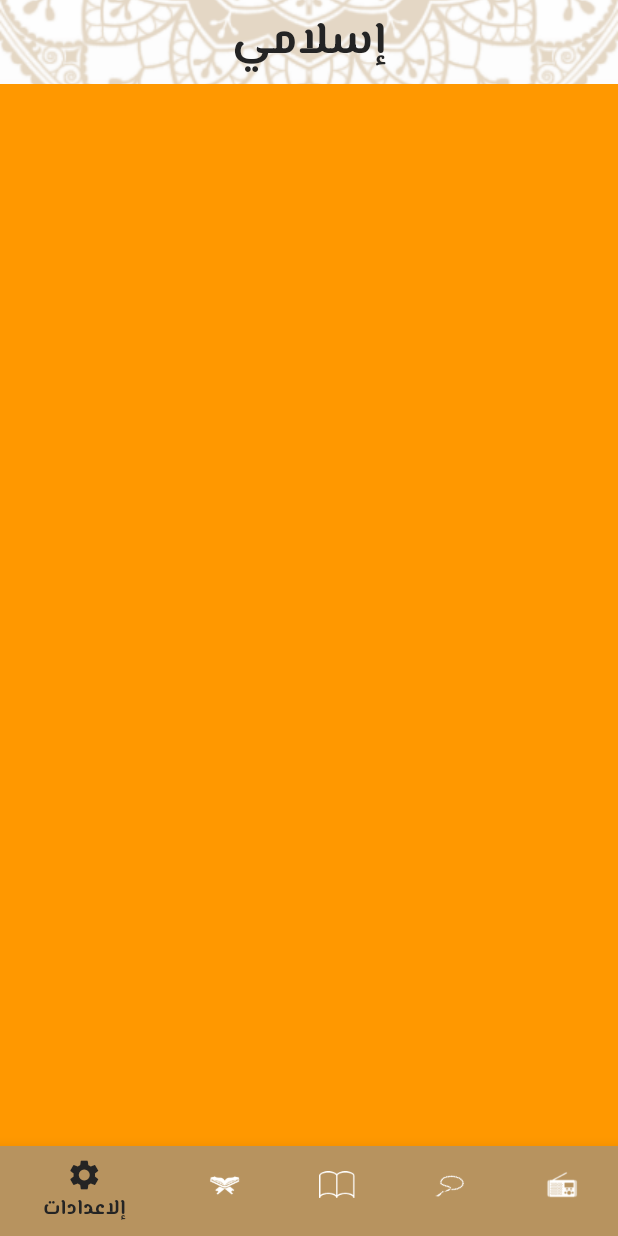
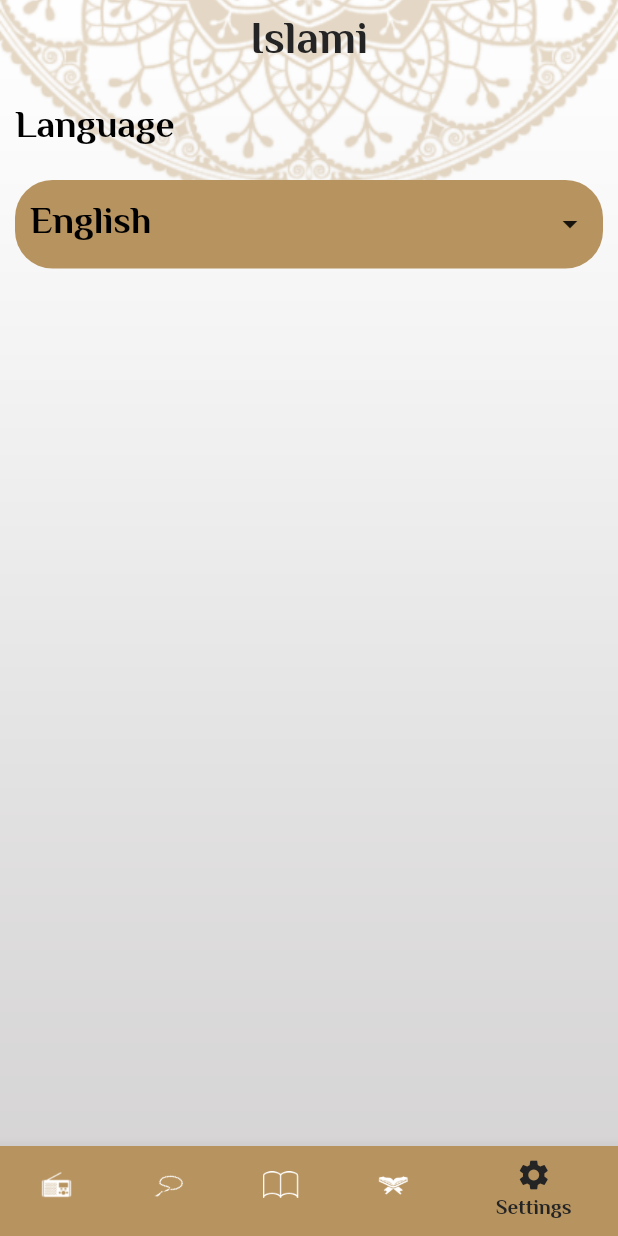
Before and after one commit to Menna265/islami_c9_friday, a Flutter app: the screen it shows after launch, item 5 of the bottom bar chosen, on a phone screen of 412 x 824 dp. Run offline on Flutter 3.47's test engine with Material 2 defaults, Android fonts, the phone set to English and light mode, and no system bars; our stand-ins replace google_fonts; generated files the repository leaves out were written again.

Commit message:
make localization for all screen

```diff
--- a/lib/l10n/app_ar.arb
+++ b/lib/l10n/app_ar.arb
@@ -8,5 +8,11 @@
   "sura_name": "اسم السورة",
   "hadeth_name": "اسم الحديث",
   "sebha": "عدد التسبيحات",
-  "holy": "إذاعة القرأن الكريم"
+  "holy": "إذاعة القرأن الكريم",
+  "language": "اللغة",
+  "english": "الانجليزية",
+  "arabic": "العربية",
+  "light": "مضئ",
+  "dark": "ليلي",
+  "theme": "النمط"
 }
--- a/lib/l10n/app_en.arb
+++ b/lib/l10n/app_en.arb
@@ -8,5 +8,11 @@
   "sura_name": "Sura Name",
   "hadeth_name": "Hadeth Name",
   "sebha": "Number Of Praises",
-  "holy": "Holy Quran Radio"
+  "holy": "Holy Quran Radio",
+  "language": "Language",
+  "english": "English",
+  "arabic": "Arabic",
+  "light": "Light",
+  "dark": "Dark",
+  "theme": "Theme"
 }
--- a/lib/main.dart
+++ b/lib/main.dart
@@ -3,17 +3,22 @@
 import 'package:google_fonts/google_fonts.dart';
 import 'package:islami_c9/home_screen.dart';
 import 'package:islami_c9/my_theme_data.dart';
+import 'package:islami_c9/providers/app_config_provider.dart';
 import 'package:islami_c9/sura_details.dart';
+import 'package:provider/provider.dart';
 import 'hadeth_details.dart';
 import 'package:flutter_gen/gen_l10n/app_localizations.dart';
 
 
 void main(){
-  runApp(MyApp());
+  runApp(ChangeNotifierProvider(
+      create: (context) =>AppConfigProvider(),
+  child: MyApp()));
 }
 class MyApp extends StatelessWidget{
   @override
   Widget build(BuildContext context) {
+    var provider=Provider.of<AppConfigProvider>(context);
    return MaterialApp(
      debugShowCheckedModeBanner: false,
      initialRoute: HomeScreen.routeName,
@@ -29,7 +34,9 @@
 
        localizationsDelegates: AppLocalizations.localizationsDelegates,
        supportedLocales: AppLocalizations.supportedLocales,
-     locale: Locale('ar'),
+     locale: Locale(provider.appLanguage),
+     themeMode: ThemeMode.dark,
+
    );
 
   }
--- a/lib/my_theme_data.dart
+++ b/lib/my_theme_data.dart
@@ -30,5 +30,34 @@
         unselectedItemColor: Colors.white,
       ));
 
-  static ThemeData darkTheme = ThemeData();
+
+  static Color primaryDark = Color(0xFF141A2E);
+
+  static ThemeData darkTheme = ThemeData(
+    primaryColor: primaryDark,
+
+      scaffoldBackgroundColor: Colors.transparent,
+      textTheme: TextTheme(
+        bodySmall: GoogleFonts.elMessiri(
+            fontSize: 20, fontWeight: FontWeight.w400, color: blackColor),
+        bodyMedium: GoogleFonts.elMessiri(
+            fontSize: 25,
+            fontWeight: FontWeight.w700,
+            color: Color(0xFFFFFFFF)),
+        bodyLarge: GoogleFonts.elMessiri(
+            fontSize: 30, fontWeight: FontWeight.bold, color: blackColor),
+      ),
+      appBarTheme: AppBarTheme(
+        iconTheme: IconThemeData(
+          color: primaryDark,
+        ),
+        color: Colors.transparent,
+        elevation: 0.0,
+        centerTitle: true,
+      ),
+      bottomNavigationBarTheme: BottomNavigationBarThemeData(
+        type: BottomNavigationBarType.shifting,
+        selectedItemColor: blackColor,
+        unselectedItemColor: Colors.white,
+      ));
 }
--- /dev/null
+++ b/lib/providers/app_config_provider.dart
@@ -0,0 +1,23 @@
+import 'package:flutter/cupertino.dart';
+import 'package:flutter/material.dart';
+
+class AppConfigProvider extends ChangeNotifier{
+  String appLanguage='en';
+  ThemeData appTheme=ThemeData.dark();
+  void changeLanguage (String newLanguage){
+    if(appLanguage==newLanguage){
+      return;
+    }
+    appLanguage=newLanguage;
+    notifyListeners();
+  }
+
+  void changeTheme(ThemeData newTheme){
+    if(appTheme==newTheme){
+      return;
+    }
+    appTheme=newTheme;
+    notifyListeners();
+
+  }
+}
--- a/lib/tabs/settings_tab.dart
+++ b/lib/tabs/settings_tab.dart
@@ -1,13 +1,68 @@
 import 'package:flutter/cupertino.dart';
 import 'package:flutter/material.dart';
+import 'package:flutter_gen/gen_l10n/app_localizations.dart';
+import 'package:islami_c9/bottom_language.dart';
+import 'package:islami_c9/my_theme_data.dart';
+import 'package:islami_c9/providers/app_config_provider.dart';
+import 'package:provider/provider.dart';
 
-class SettingsTab extends StatelessWidget {
+class SettingsTab extends StatefulWidget {
+  @override
+  State<SettingsTab> createState() => _SettingsTabState();
+}
 
-
+class _SettingsTabState extends State<SettingsTab> {
   @override
   Widget build(BuildContext context) {
+    var provider = Provider.of<AppConfigProvider>(context);
     return Container(
-      color: Colors.orange,
+      margin: const EdgeInsets.all(10.0),
+      child: Column(
+        crossAxisAlignment: CrossAxisAlignment.start,
+        children: [
+          Text(
+            AppLocalizations.of(context)!.language,
+            style: Theme.of(context)
+                .textTheme
+                .bodyMedium!
+                .copyWith(color: Colors.black),
+          ),
+          SizedBox(
+            height: 15,
+          ),
+          InkWell(
+            onTap: () {
+              viewLanguage();
+            },
+            child: Container(
+              decoration: BoxDecoration(
+                color: MyThemeData.primaryColor,
+                borderRadius: BorderRadius.circular(25),
+              ),
+              padding: EdgeInsets.all(10),
+              child: Row(
+                mainAxisAlignment: MainAxisAlignment.spaceBetween,
+                children: [
+                  Text(
+                      provider.appLanguage == 'en'
+                          ? AppLocalizations.of(context)!.english
+                          : AppLocalizations.of(context)!.arabic,
+                      style: Theme.of(context)
+                          .textTheme
+                          .bodyMedium!
+                          .copyWith(color: Colors.black)),
+                  Icon(Icons.arrow_drop_down),
+                ],
+              ),
+            ),
+          ),
+        ],
+      ),
     );
   }
+
+  void viewLanguage() {
+    showModalBottomSheet(
+        context: context, builder: (context) => BottomLanguage());
+  }
 }
--- a/pubspec.yaml
+++ b/pubspec.yaml
@@ -33,6 +33,7 @@
   flutter_localizations:
     sdk: flutter
   intl: any
+  provider: ^6.0.5
 
 
   # The following adds the Cupertino Icons font to your application.
```
Also changed, not shown: lib/bottom_language.dart (added, +62 -0 lines), pubspec.lock.
